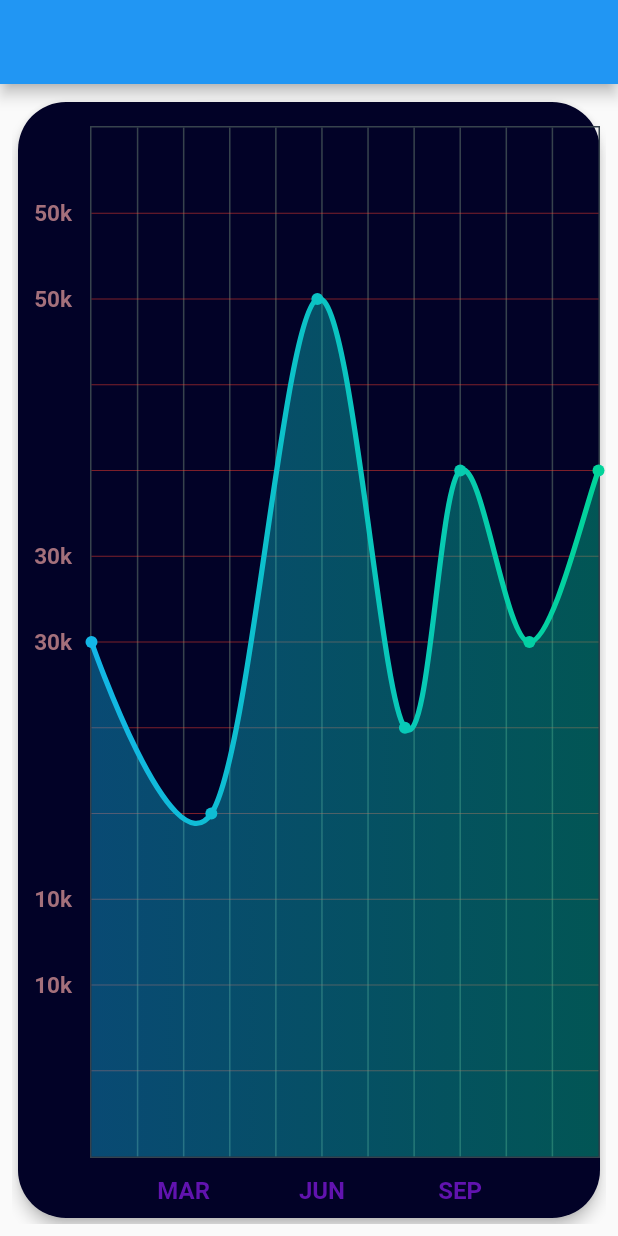
After one commit to MigAlex/october_2020_practise_10, a Flutter app: the screen it shows after launch, swiped to page 2, on a phone screen of 412 x 824 dp. The commit adds this screen. Run offline on Flutter 3.47's test engine with Material 2 defaults, Android fonts, the phone set to English and light mode, and no system bars; drawn by our look-alikes of fl_chart.

Commit message:
line chart

```diff
--- /dev/null
+++ b/lib/custom_widgets/custom_line_chart.dart
@@ -0,0 +1,64 @@
+import 'package:fl_chart/fl_chart.dart';
+import 'package:flutter/material.dart';
+
+import 'custom_line_titles.dart';
+
+class CustomLineChart extends StatelessWidget {
+  final List<Color> gradientColors = [
+    const Color(0xff13b6e6),
+    const Color(0xff02d39a),
+  ];
+
+  @override
+  Widget build(BuildContext context) => LineChart(
+        LineChartData(
+          minX: 0,
+          maxX: 11,
+          minY: 0,
+          maxY: 6,
+          titlesData: CustomLineTitles.getTitleData(),
+          gridData: FlGridData(
+            show: true,
+            getDrawingHorizontalLine: (value) {
+              return FlLine(
+                color: const Color(0xfaff3f2d),
+                strokeWidth: 0.33,
+              );
+            },
+            drawVerticalLine: true,
+            getDrawingVerticalLine: (value) {
+              return FlLine(
+                color: const Color(0xff37434d),
+                strokeWidth: 1,
+              );
+            },
+          ),
+          borderData: FlBorderData(
+            show: true,
+            border: Border.all(color: const Color(0xff37434d), width: 1),
+          ),
+          lineBarsData: [
+            LineChartBarData(
+              spots: [
+                FlSpot(0, 3),
+                FlSpot(2.6, 2),
+                FlSpot(4.9, 5),
+                FlSpot(6.8, 2.5),
+                FlSpot(8, 4),
+                FlSpot(9.5, 3),
+                FlSpot(11, 4),
+              ],
+              isCurved: true,
+              colors: gradientColors,
+              barWidth: 3.5,
+              belowBarData: BarAreaData(
+                show: true,
+                colors: gradientColors
+                    .map((color) => color.withOpacity(0.4))
+                    .toList(),
+              ),
+            ),
+          ],
+        ),
+      );
+}
--- /dev/null
+++ b/lib/custom_widgets/custom_line_titles.dart
@@ -0,0 +1,50 @@
+import 'package:fl_chart/fl_chart.dart';
+import 'package:flutter/material.dart';
+
+class CustomLineTitles {
+  static getTitleData() => FlTitlesData(
+        show: true,
+        bottomTitles: SideTitles(
+          showTitles: true,
+          reservedSize: 28,
+          getTextStyles: (value) => const TextStyle(
+            color: Color(0xff6113af),
+            fontWeight: FontWeight.bold,
+            fontSize: 16,
+          ),
+          getTitles: (value) {
+            switch (value.toInt()) {
+              case 2:
+                return 'MAR';
+              case 5:
+                return 'JUN';
+              case 8:
+                return 'SEP';
+            }
+            return '';
+          },
+          margin: 12,
+        ),
+        leftTitles: SideTitles(
+          showTitles: true,
+          getTextStyles: (value) => const TextStyle(
+            color: Color(0xfaa7727d),
+            fontWeight: FontWeight.bold,
+            fontSize: 15,
+          ),
+          getTitles: (value) {
+            switch (value.toInt()) {
+              case 1:
+                return '10k';
+              case 3:
+                return '30k';
+              case 5:
+                return '50k';
+            }
+            return '';
+          },
+          reservedSize: 36,
+          margin: 12,
+        ),
+      );
+}
--- a/lib/main.dart
+++ b/lib/main.dart
@@ -1,6 +1,6 @@
 import 'package:flutter/material.dart';
 
-import 'screens/home.dart';
+import 'screens/home_main.dart';
 
 void main() {
   runApp(MyApp());
--- a/lib/screens/home.dart
+++ b/lib/screens/home_main.dart
@@ -1,5 +1,7 @@
 import 'package:flutter/material.dart';
-import 'package:october_2020_practise_10/screens/bar_chart_screen.dart';
+
+import 'screen_exporter.dart';
+
 
 class Home extends StatelessWidget {
   @override
@@ -8,8 +10,10 @@ class Home extends StatelessWidget {
         body: Padding(
           padding: const EdgeInsets.all(8),
           child: PageView(
+            scrollDirection: Axis.horizontal,
             children: [
               BarChartScreen(),
+              LineChartPage(),
             ],
           ),
         ),
--- /dev/null
+++ b/lib/screens/line_chart_screen.dart
@@ -0,0 +1,17 @@
+import 'package:flutter/material.dart';
+import 'package:october_2020_practise_10/custom_widgets/custom_line_chart.dart';
+
+class LineChartPage extends StatelessWidget {
+  @override
+  Widget build(BuildContext context) => Card(
+        elevation: 4,
+        shape: RoundedRectangleBorder(
+          borderRadius: BorderRadius.circular(32),
+        ),
+        color: const Color(0xff020227),
+        child: Padding(
+          padding: const EdgeInsets.only(top: 16),
+          child: CustomLineChart(),
+        ),
+      );
+}
--- /dev/null
+++ b/lib/screens/screen_exporter.dart
@@ -0,0 +1,2 @@
+export 'bar_chart_screen.dart';
+export 'line_chart_screen.dart';
```
